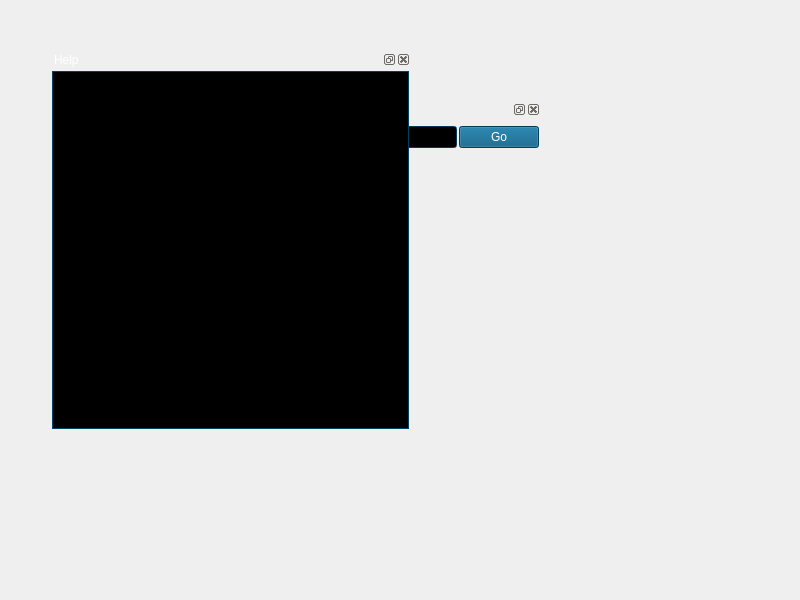
First picture: the form in src/gui/mainGui.ui, repository 519984307/stellarium_src, before the edit.
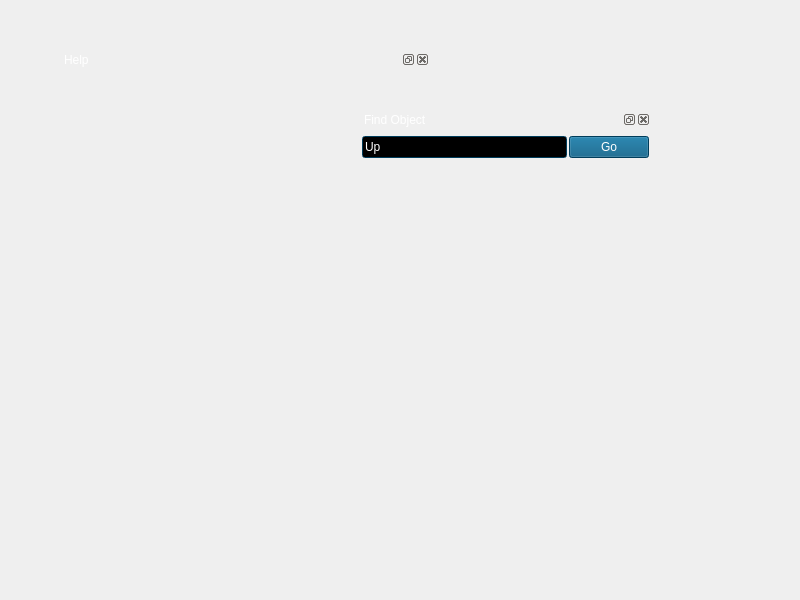
Second picture: the form after the edit. Icons and pictures are not drawn. Custom widgets are drawn as their Qt base class.

Commit message: StelHelpBrowser now derived from QWidget

The edit to the form file:
```diff
--- a/src/gui/mainGui.ui
+++ b/src/gui/mainGui.ui
@@ -24,8 +24,8 @@
   <widget class="QDockWidget" name="dockWidgetSearchSkyObject" >
    <property name="geometry" >
     <rect>
-     <x>250</x>
-     <y>100</y>
+     <x>360</x>
+     <y>110</y>
      <width>291</width>
      <height>56</height>
     </rect>
@@ -544,10 +544,10 @@
   <widget class="QDockWidget" name="dockWidgetHelp" >
    <property name="geometry" >
     <rect>
-     <x>50</x>
+     <x>60</x>
      <y>50</y>
-     <width>361</width>
-     <height>381</height>
+     <width>370</width>
+     <height>380</height>
     </rect>
    </property>
    <property name="palette" >
@@ -925,26 +925,15 @@
    </property>
    <widget class="QWidget" name="dockWidgetContents_2" >
     <layout class="QGridLayout" >
-     <property name="leftMargin" >
-      <number>2</number>
-     </property>
-     <property name="topMargin" >
-      <number>2</number>
-     </property>
-     <property name="rightMargin" >
-      <number>2</number>
-     </property>
-     <property name="bottomMargin" >
-      <number>2</number>
-     </property>
-     <property name="horizontalSpacing" >
-      <number>2</number>
-     </property>
-     <property name="verticalSpacing" >
-      <number>2</number>
-     </property>
      <item row="0" column="0" >
-      <widget class="StelHelpBrowser" name="helpBrowser" />
+      <widget class="StelHelpBrowser" native="1" name="helpBrowser" >
+       <property name="sizePolicy" >
+        <sizepolicy vsizetype="Expanding" hsizetype="Expanding" >
+         <horstretch>0</horstretch>
+         <verstretch>0</verstretch>
+        </sizepolicy>
+       </property>
+      </widget>
      </item>
     </layout>
    </widget>
@@ -1286,7 +1275,7 @@
  <customwidgets>
   <customwidget>
    <class>StelHelpBrowser</class>
-   <extends>QTextBrowser</extends>
+   <extends>QWidget</extends>
    <header>StelHelpBrowser.hpp</header>
   </customwidget>
  </customwidgets>
```
Left out of the diff: 5 changed lines with no effect on the pictures. The commit also changes 2 other files.
